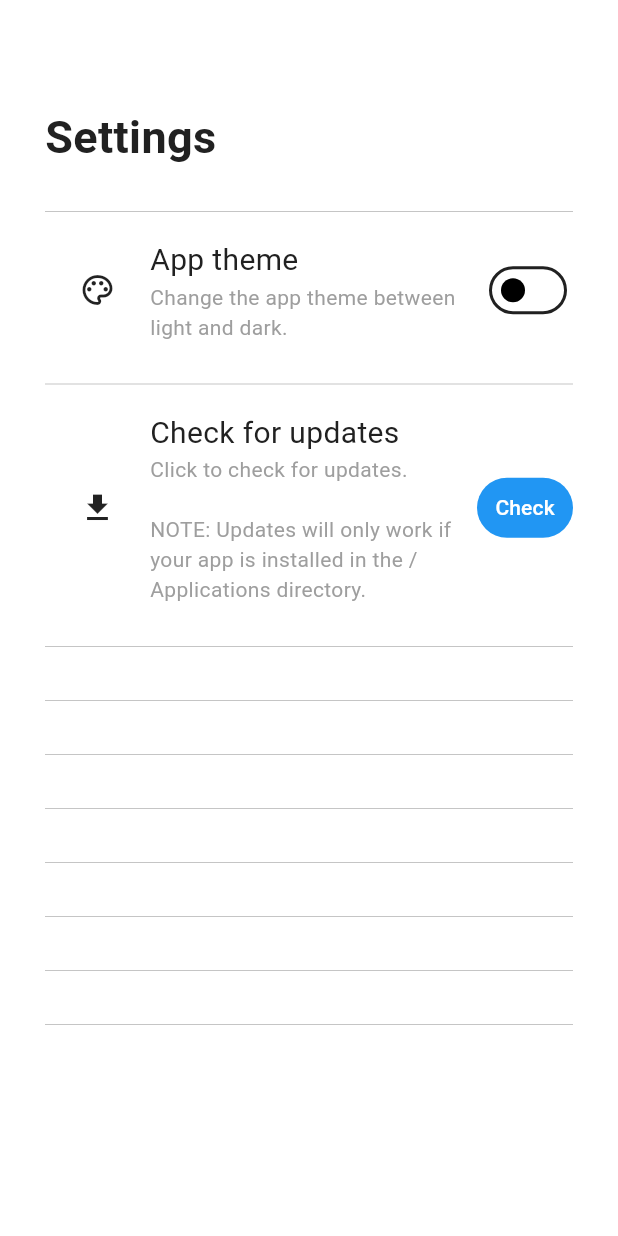
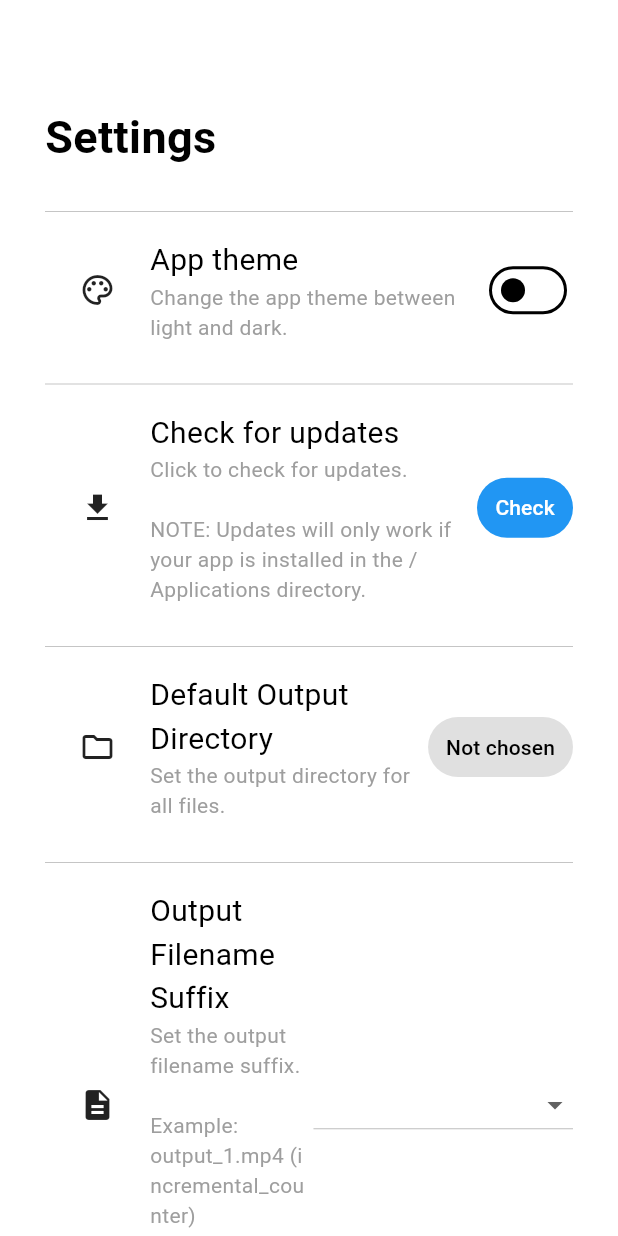
Before and after one commit to ub1qu1tous/videoeditor_flutter, a Flutter app: the SettingsPage widget shown alone on an empty page, opened directly, on a phone screen of 412 x 824 dp. Run offline on Flutter 3.47's test engine with Material 3 defaults, Android fonts, the phone set to English and light mode, and no system bars; our stand-ins replace font_awesome_flutter.

Commit message:
Added settings

```diff
--- a/lib/license_page.dart
+++ b/lib/license_page.dart
@@ -60,14 +60,16 @@ class ActivationPage extends StatelessWidget {
                   child: TextField(
                     controller: _controller,
                     style: TextStyle(
-                        color: hintColor), // Text color for dark background
+                        color: Colors.black,
+
+                    ), // Text color for dark background
                     decoration: InputDecoration(
                       prefixIcon: Padding(
                         padding: EdgeInsets.only(left: 15, right: 19),
-                        child: Icon(Icons.key, color: hintColor),
+                        child: Icon(Icons.key, color: Colors.black),
                       ),
                       suffixIcon: IconButton(
-                        icon: Icon(Icons.content_paste, color: hintColor),
+                        icon: Icon(Icons.content_paste, color: Colors.black),
                         onPressed: getClipboardText,
                         tooltip: 'Paste the license key from clipboard',
                       ),
--- a/lib/main.dart
+++ b/lib/main.dart
@@ -24,6 +24,11 @@ class _MyAppState extends State<MyApp> {
     return MaterialApp(
       title: 'Pimosa',
       theme: ThemeData(
+        textSelectionTheme: TextSelectionThemeData(
+          cursorColor: Colors.blue,
+          selectionColor: Colors.blue,
+          selectionHandleColor: Colors.blue,
+        ),
         colorScheme: ColorScheme(
           brightness: Brightness.light,
           primary: Colors.black,
@@ -31,14 +36,14 @@ class _MyAppState extends State<MyApp> {
           secondary: Colors.blue,
           onSecondary: Colors.white,
           surface: Colors.white,
-          onSurface: Colors.grey.shade900,
+          onSurface: Colors.black,
           error: Colors.red,
           onError: Colors.white,
         ),
         // useMaterial3: true,
       ),
       darkTheme: ThemeData(
-        colorScheme: const ColorScheme(
+        colorScheme: ColorScheme(
           brightness: Brightness.dark,
           primary: Colors.grey,
           onPrimary: Colors.white,
--- a/lib/settings.dart
+++ b/lib/settings.dart
@@ -10,11 +10,13 @@ class SettingsPage extends StatefulWidget {
 
 class _SettingsPageState extends State<SettingsPage> {
   bool onChanged = false;
+  var outputPath = '';
+  bool isOutputPathSaved = false;
 
   @override
   Widget build(BuildContext context) {
-    return Scaffold(
-        body: Padding(
+    return ListView(
+        children: [Padding(
       padding: EdgeInsets.all(30),
       child: Column(
         children: [
@@ -94,9 +96,9 @@ class _SettingsPageState extends State<SettingsPage> {
                   foregroundColor: WidgetStateProperty.all<Color>(
                     Colors.white,
                   ),
-          backgroundColor: WidgetStateProperty.all<Color>(
-            Colors.blue,
-          ),
+                  backgroundColor: WidgetStateProperty.all<Color>(
+                    Colors.blue,
+                  ),
                   shape: WidgetStateProperty.all(RoundedRectangleBorder(
                       borderRadius: BorderRadius.circular(20))),
                 ),
@@ -109,29 +111,102 @@ class _SettingsPageState extends State<SettingsPage> {
           ]),
           SizedBox(height: 20),
           Divider(color: Colors.grey, thickness: 0.4),
-          Row(children: []),
+          SizedBox(height: 10),
+          Row(mainAxisAlignment: MainAxisAlignment.spaceBetween, children: [
+            Row(children: [
+              SizedBox(width: 70, child: Icon(Icons.folder_outlined))
+            ]),
+            Expanded(
+                child: Column(
+              mainAxisAlignment: MainAxisAlignment.end,
+              crossAxisAlignment:
+                  CrossAxisAlignment.start, // Aligns items to the left
+              children: [
+                Text(
+                  'Default Output Directory',
+                  style: TextStyle(fontSize: 20, fontWeight: FontWeight.w400),
+                ),
+                Text(
+                  'Set the output directory for all files.',
+                  style: TextStyle(
+                      fontWeight: FontWeight.w400, color: Colors.grey),
+                ),
+                if (isOutputPathSaved)
+                  Row(
+                    children: [
+                      Text('Output Directory: $outputPath'),
+                      IconButton(onPressed: () {
+                        // TODO OPEN FILE EXPLORER
+                      }, icon: Icon(Icons.close))
+                    ],
+                  ),
+              ],
+            )),
+            Row(children: [
+              TextButton(
+                style: ButtonStyle(
+                  foregroundColor: WidgetStateProperty.all<Color>(
+                    Colors.black,
+                  ),
+                  backgroundColor: WidgetStateProperty.all<Color>(
+                    Colors.grey.shade300,
+                  ),
+                  shape: WidgetStateProperty.all(RoundedRectangleBorder(
+                      borderRadius: BorderRadius.circular(20))),
+                ),
+                onPressed: () {
+                  // TODO HELP USER SET OUTPUT PATH
+                },
+                child: isOutputPathSaved ? Text('Change') : Text('Not chosen'),
+              ),
+            ]),
+          ]),
           SizedBox(height: 20),
           Divider(color: Colors.grey, thickness: 0.4),
-          Row(children: []),
+          SizedBox(height: 10),
+          Row(mainAxisAlignment: MainAxisAlignment.spaceBetween, children: [
+            Row(children: [
+              SizedBox(width: 70, child: Icon(Icons.description))
+            ]),
+            Expanded(
+                child: Column(
+                  mainAxisAlignment: MainAxisAlignment.end,
+                  crossAxisAlignment:
+                  CrossAxisAlignment.start, // Aligns items to the left
+                  children: [
+                    Text(
+                      'Output Filename Suffix',
+                      style: TextStyle(fontSize: 20, fontWeight: FontWeight.w400),
+                    ),
+                    Text(
+                      'Set the output filename suffix.\n\n'
+                          'Example: output_1.mp4 (incremental_counter)\n'
+                          'Example: output_2024101312.mp4 (timestamp)',
+                      style: TextStyle(
+                          fontWeight: FontWeight.w400, color: Colors.grey),
+                    ),
+                  ],
+                )),
+            Row(children: [
+              DropdownButton(
+                onChanged: (value) {
+                  setState(() {});
+                  // todo set suffix
+                },
+                items: ['Incremental Counter', 'Timestamp']
+                    .map<DropdownMenuItem<String>>((String value) {
+                      return DropdownMenuItem<String>(
+                        value: value,
+                        child: Text(value),
+                      );}).toList(),
+
+              ),
+            ]),
+          ]),
           SizedBox(height: 20),
           Divider(color: Colors.grey, thickness: 0.4),
-          Row(children: []),
-          SizedBox(height: 20),
-          Divider(color: Colors.grey, thickness: 0.4),
-          Row(children: []),
-          SizedBox(height: 20),
-          Divider(color: Colors.grey, thickness: 0.4),
-          Row(children: []),
-          SizedBox(height: 20),
-          Divider(color: Colors.grey, thickness: 0.4),
-          Row(children: []),
-          SizedBox(height: 20),
-          Divider(color: Colors.grey, thickness: 0.4),
-          Row(children: []),
-          SizedBox(height: 20),
-          Divider(color: Colors.grey, thickness: 0.4)
         ],
       ),
-    ));
+    )]);
   }
 }
```
